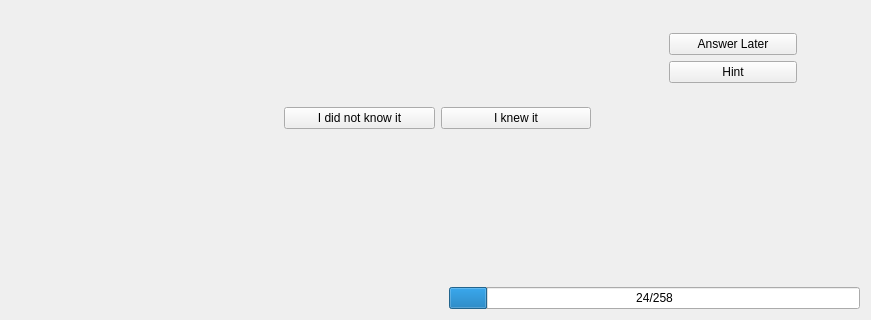
The window that src/practice/practice_mainwindow.ui (KDE/parley) describes before a commit, drawn with Qt 5; both pictures show x 0 to 871 and y 284 to 604 of the 871 by 604 pixel window.
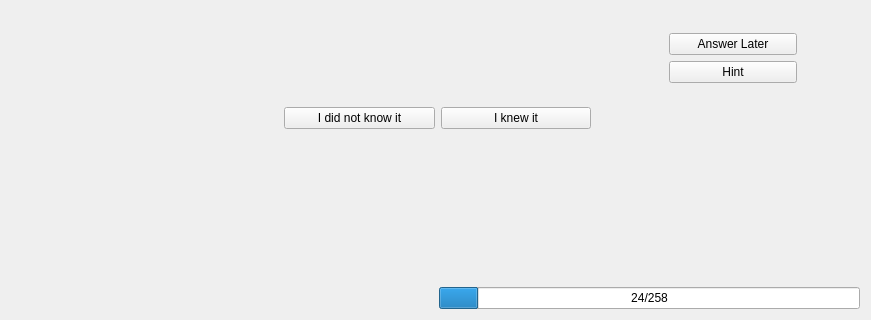
The same window after the commit. Custom widgets are drawn as their Qt base class.

```diff
--- a/src/practice/practice_mainwindow.ui
+++ b/src/practice/practice_mainwindow.ui
@@ -248,24 +248,9 @@
    <item>
     <layout class="QHBoxLayout" name="horizontalLayout_2">
      <item>
-      <layout class="QVBoxLayout" name="verticalLayout">
-       <item>
-        <spacer name="verticalSpacer_3">
-         <property name="orientation">
-          <enum>Qt::Vertical</enum>
-         </property>
-         <property name="sizeHint" stdset="0">
-          <size>
-           <width>20</width>
-           <height>38</height>
-          </size>
-         </property>
-        </spacer>
-       </item>
-       <item>
         <widget class="Practice::BoxesWidget" name="boxesWidget" native="true">
          <property name="sizePolicy">
-          <sizepolicy hsizetype="Fixed" vsizetype="Fixed">
+        <sizepolicy hsizetype="Expanding" vsizetype="Expanding">
            <horstretch>0</horstretch>
            <verstretch>0</verstretch>
           </sizepolicy>
@@ -277,21 +262,6 @@
           </size>
          </property>
         </widget>
-       </item>
-      </layout>
-     </item>
-     <item>
-      <spacer name="horizontalSpacer_11">
-       <property name="orientation">
-        <enum>Qt::Horizontal</enum>
-       </property>
-       <property name="sizeHint" stdset="0">
-        <size>
-         <width>40</width>
-         <height>20</height>
-        </size>
-       </property>
-      </spacer>
      </item>
      <item>
       <layout class="QVBoxLayout" name="verticalLayout_4">
```
Left out of the diff: 2 changed lines with no effect on the pictures. Lines whose indentation alone changed are shown as unchanged.
